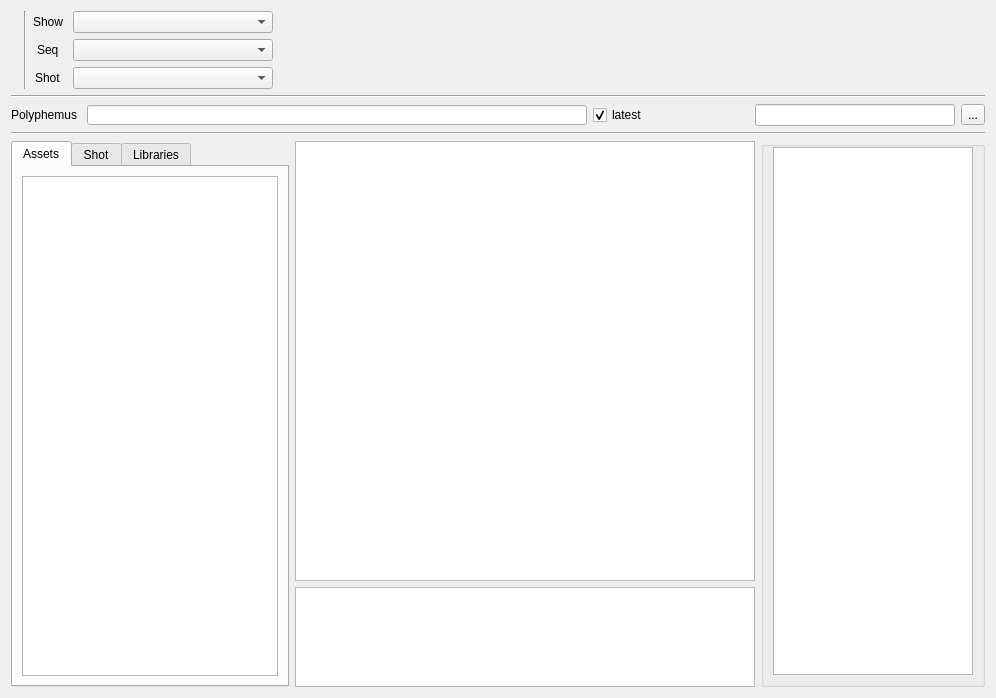
First picture: the form in Apps/Brontes/View/Brontes_main_v02.ui, repository geoffroygivry/CyclopsVFX-Unity, before the edit.
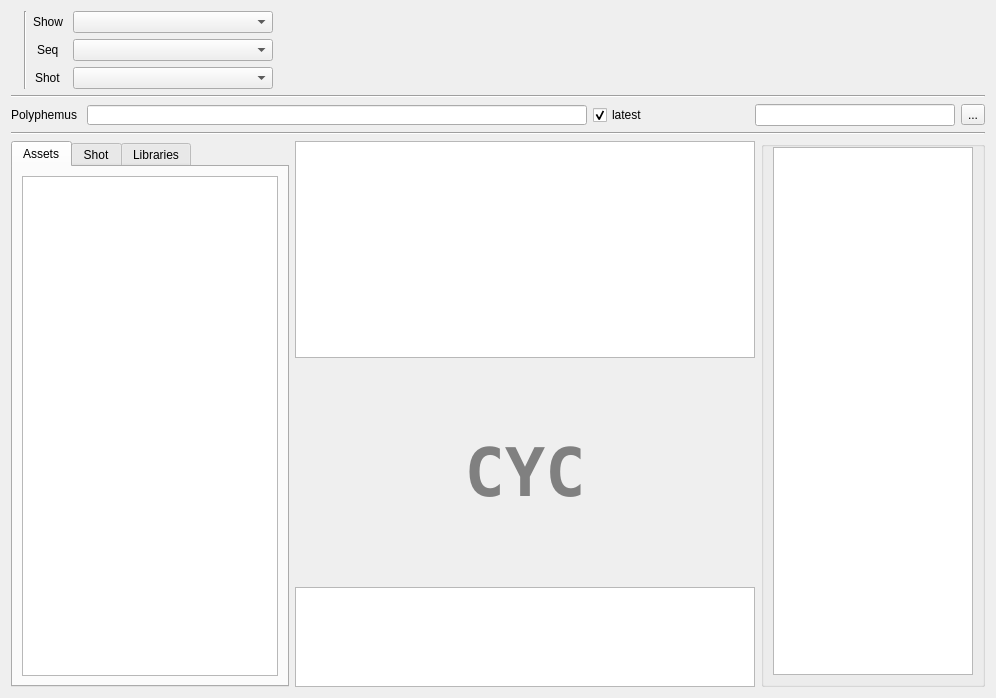
Second picture: the form after the edit. The open tabs and pages were chosen to show the change. Icons and pictures are not drawn.

Commit message: added central icon

```diff
--- a/Apps/Brontes/View/Brontes_main_v02.ui
+++ b/Apps/Brontes/View/Brontes_main_v02.ui
@@ -351,6 +351,57 @@
            </property>
           </widget>
          </item>
+         <item>
+          <layout class="QVBoxLayout" name="central_icon_verticalLayout">
+           <item>
+            <spacer name="verticalSpacer">
+             <property name="orientation">
+              <enum>Qt::Vertical</enum>
+             </property>
+             <property name="sizeHint" stdset="0">
+              <size>
+               <width>20</width>
+               <height>40</height>
+              </size>
+             </property>
+            </spacer>
+           </item>
+           <item>
+            <widget class="QLabel" name="central_icon_label">
+             <property name="font">
+              <font>
+               <family>DejaVu Sans Mono</family>
+               <pointsize>50</pointsize>
+               <weight>75</weight>
+               <bold>true</bold>
+              </font>
+             </property>
+             <property name="styleSheet">
+              <string notr="true">color:grey</string>
+             </property>
+             <property name="text">
+              <string>CYC</string>
+             </property>
+             <property name="alignment">
+              <set>Qt::AlignCenter</set>
+             </property>
+            </widget>
+           </item>
+           <item>
+            <spacer name="verticalSpacer_2">
+             <property name="orientation">
+              <enum>Qt::Vertical</enum>
+             </property>
+             <property name="sizeHint" stdset="0">
+              <size>
+               <width>20</width>
+               <height>40</height>
+              </size>
+             </property>
+            </spacer>
+           </item>
+          </layout>
+         </item>
          <item>
           <widget class="QTextBrowser" name="bottom_textBrowser">
            <property name="sizePolicy">
```
Left out of the diff: 6 changed lines with no effect on the pictures. The commit also changes 5 other files.
